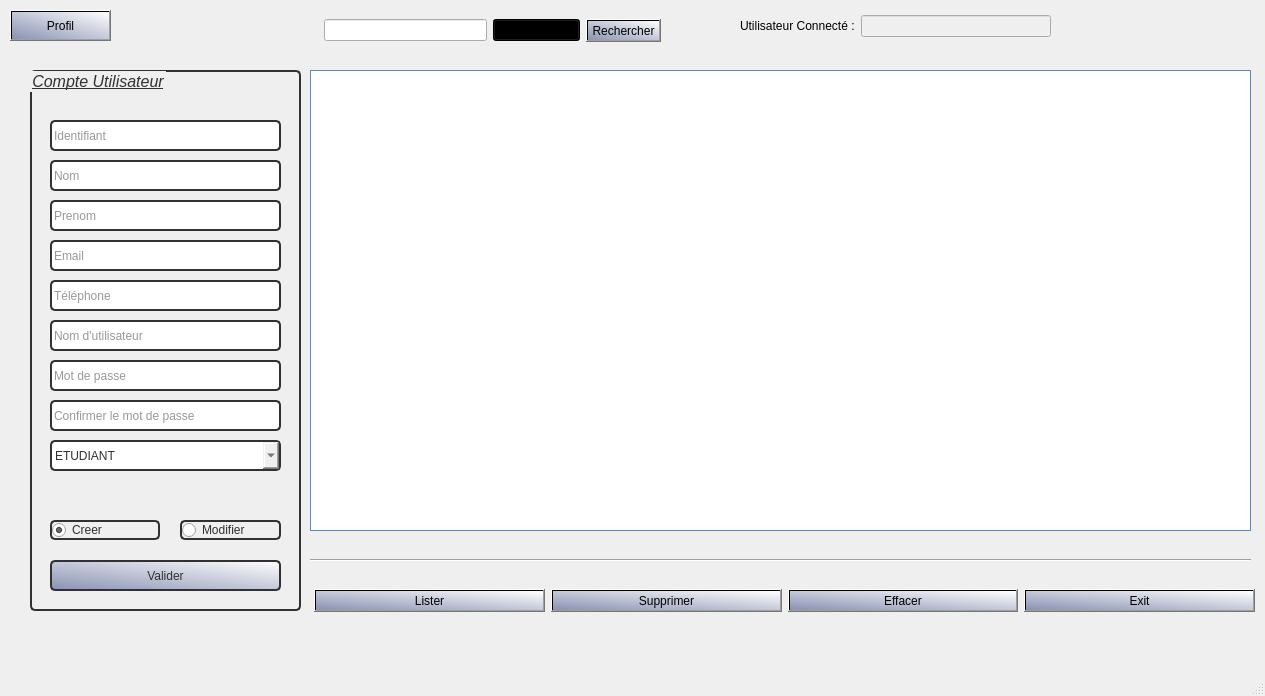
This is uiadministrateur.ui in chafaatoumk/gestion-notes-Qt as Qt 5 draws it before an edit. The edited form follows.
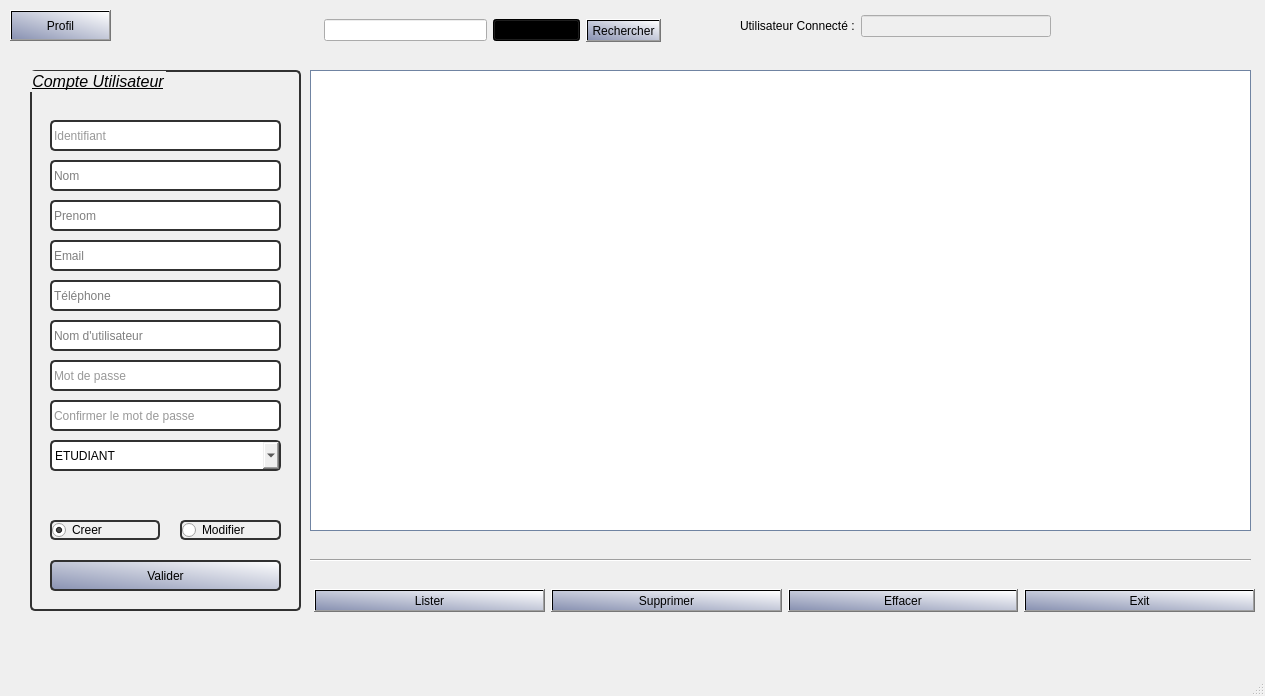
This is the edited form. Icons and pictures are not drawn.

Patch:
```diff
--- a/uiadministrateur.ui
+++ b/uiadministrateur.ui
@@ -161,9 +161,7 @@
      </property>
      <property name="styleSheet">
       <string notr="true">border-radius: 5px;
-background-color: rgba(255, 255, 255, .0);
-border: 2px solid rgb(49, 49, 49);
-color: rgb(49, 49, 49);</string>
+border: 2px solid rgb(49, 49, 49);</string>
      </property>
      <property name="title">
       <string>Compte Utilisateur</string>
```
